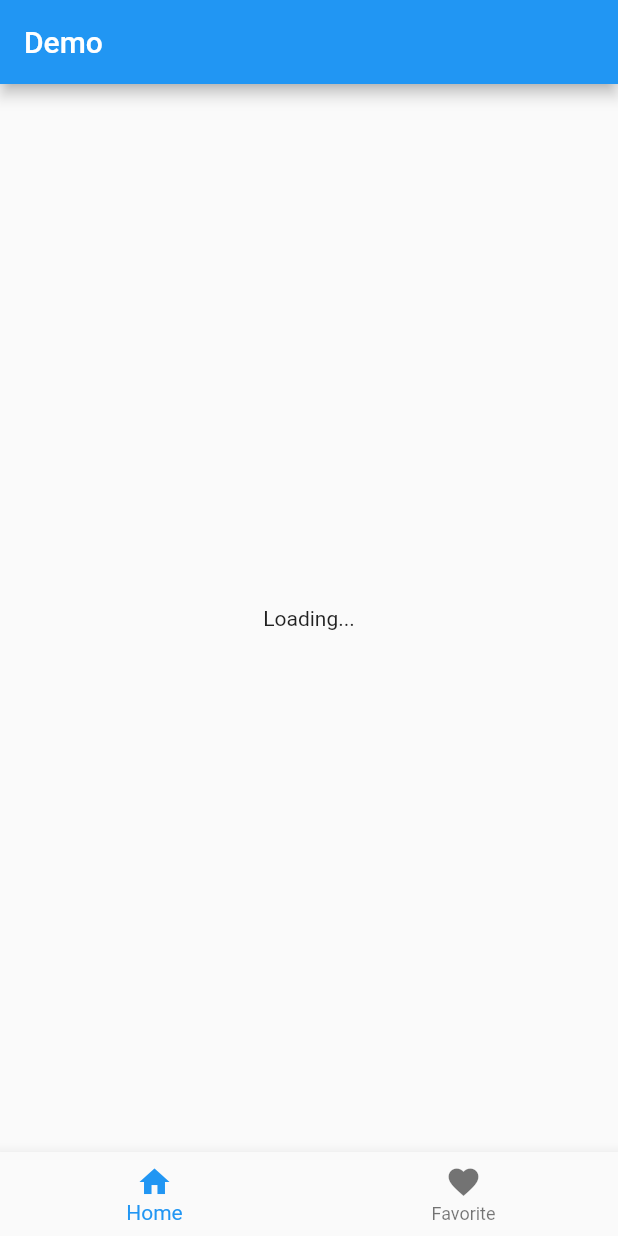
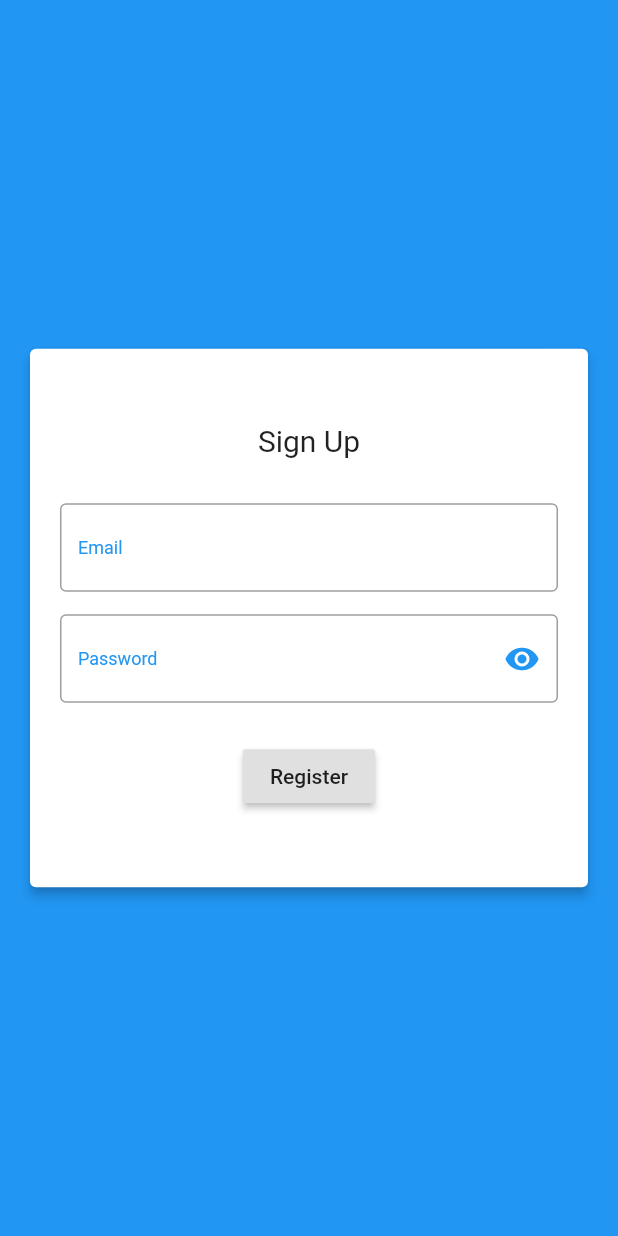
Before and after one commit to foram07/demo_api_call, a Flutter app: the screen it shows after launch, on a phone screen of 412 x 824 dp. Run offline on Flutter 3.47's test engine with Material 2 defaults, Android fonts, the phone set to English and light mode, and no system bars; our stand-ins replace lottie.

Commit message:
Register Screen Design

```diff
--- /dev/null
+++ b/lib/login/LoginScreen.dart
@@ -0,0 +1,26 @@
+import 'package:flutter/cupertino.dart';
+import 'package:flutter/material.dart';
+
+class LoginScreen extends StatefulWidget{
+
+
+
+  @override
+  State<StatefulWidget> createState() => LoginView();
+
+}
+
+class LoginView extends State<LoginScreen>{
+  @override
+  Widget build(BuildContext context) {
+    return Scaffold(
+      body: Container(
+        child: Center(
+          child: Text("Get Started"),
+        ),
+
+      ),
+    );
+  }
+
+}
--- /dev/null
+++ b/lib/register/RegisterScreen.dart
@@ -0,0 +1,80 @@
+import 'package:demo_api_call/home/HomeScreen.dart';
+import 'package:flutter/material.dart';
+
+class RegisterScreen extends StatefulWidget {
+  @override
+  State<StatefulWidget> createState() => RegisterView();
+}
+
+class RegisterView extends State<RegisterScreen> {
+  bool _eyeIcon = true;
+
+  @override
+  Widget build(BuildContext context) {
+    return Scaffold(
+      backgroundColor: Colors.blue,
+      body: SafeArea(
+        child: Align(
+            alignment: Alignment.center,
+            child: Card(
+              margin: EdgeInsets.all(20),
+              elevation: 3,
+                child: Column(
+                // crossAxisAlignment: CrossAxisAlignment.center,
+                mainAxisSize: MainAxisSize.min,
+                mainAxisAlignment: MainAxisAlignment.spaceEvenly,
+                children: [
+                 Padding(
+                   padding: EdgeInsets.fromLTRB(0, 50, 0, 0),
+                   child: Text( "Sign Up",
+                   textAlign: TextAlign.center,
+                   style:TextStyle(fontSize: 20)),
+                 ),
+                  Padding(
+                    padding: EdgeInsets.fromLTRB(20, 30, 20, 5),
+                    child: TextFormField(
+                      keyboardType: TextInputType.emailAddress,
+                      decoration: InputDecoration(
+                          labelText: "Email",
+                          labelStyle:
+                              TextStyle(fontSize: 12, color: Colors.blue),
+                          border: OutlineInputBorder()),
+                    ),
+                  ),
+                  Padding(
+                    padding: EdgeInsets.fromLTRB(20, 10, 20, 5),
+                    child: TextFormField(
+                      obscureText: !_eyeIcon,
+                      decoration: InputDecoration(
+                          suffixIcon: IconButton(
+                            icon: Icon(_eyeIcon
+                                ? Icons.visibility
+                                : Icons.visibility_off),
+                            color: Colors.blue,
+                            onPressed: () {
+                              setState(() {
+                                _eyeIcon = !_eyeIcon;
+                              });
+                            },
+                          ),
+                          labelText: "Password",
+                          labelStyle:
+                              TextStyle(fontSize: 12, color: Colors.blue),
+                          border: OutlineInputBorder()),
+                    ),
+                  ),Container(
+                        child: Padding(
+                            padding: EdgeInsets.fromLTRB(0, 20, 0, 50),
+                            child: RaisedButton(
+                              onPressed: () {
+                                Navigator.push(context, MaterialPageRoute(builder: (context) => HomeScreen()));
+                              },
+                              child: Text("Register"),
+                            ))),
+                ],
+              ),
+            )),
+      ),
+    );
+  }
+}
--- a/lib/splash/SplashScreen.dart
+++ b/lib/splash/SplashScreen.dart
@@ -1,5 +1,7 @@
 
 import 'package:demo_api_call/home/HomeScreen.dart';
+import 'package:demo_api_call/login/LoginScreen.dart';
+import 'package:demo_api_call/register/RegisterScreen.dart';
 import 'package:flutter/material.dart';
 import 'package:lottie/lottie.dart';
 
@@ -26,7 +28,7 @@ class SplashState extends State<SplashView>{
   void initState() {
     super.initState();
     Future.delayed(Duration(seconds: 3),(){
-      Navigator.pushReplacement(context, MaterialPageRoute(builder: (context) => HomeScreen()));
+      Navigator.pushReplacement(context, MaterialPageRoute(builder: (context) => RegisterScreen()));
     });
   }
 }
```
Also changed, not shown: assets/image/ic_test.svg (added).
